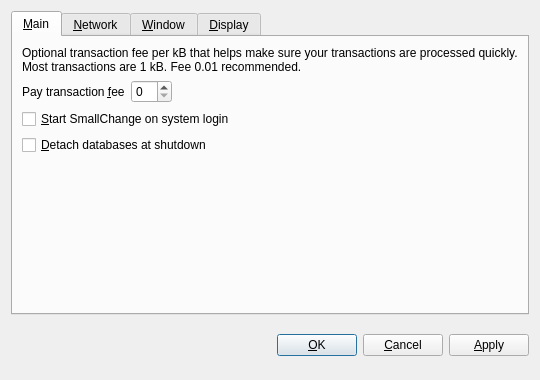
This is src/qt/forms/optionsdialog.ui in mcounts/coinmighty as Qt 5 draws it before an edit. The edited form follows.
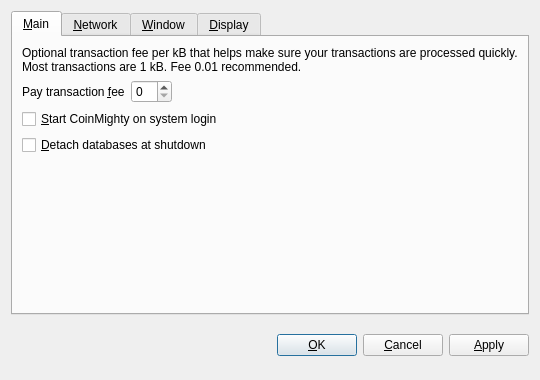
This is the edited form. The open tabs and pages were chosen to show the change. Custom widgets are drawn as their Qt base class.

What changed in the file:
```diff
--- a/src/qt/forms/optionsdialog.ui
+++ b/src/qt/forms/optionsdialog.ui
@@ -82,7 +82,7 @@
           <string>Automatically start SmallChange after logging in to the system.</string>
          </property>
          <property name="text">
-          <string>&amp;Start SmallChange on system login</string>
+          <string>&amp;Start CoinMighty on system login</string>
          </property>
         </widget>
        </item>
```
Left out of the diff: 10 changed lines with no effect on the pictures.
